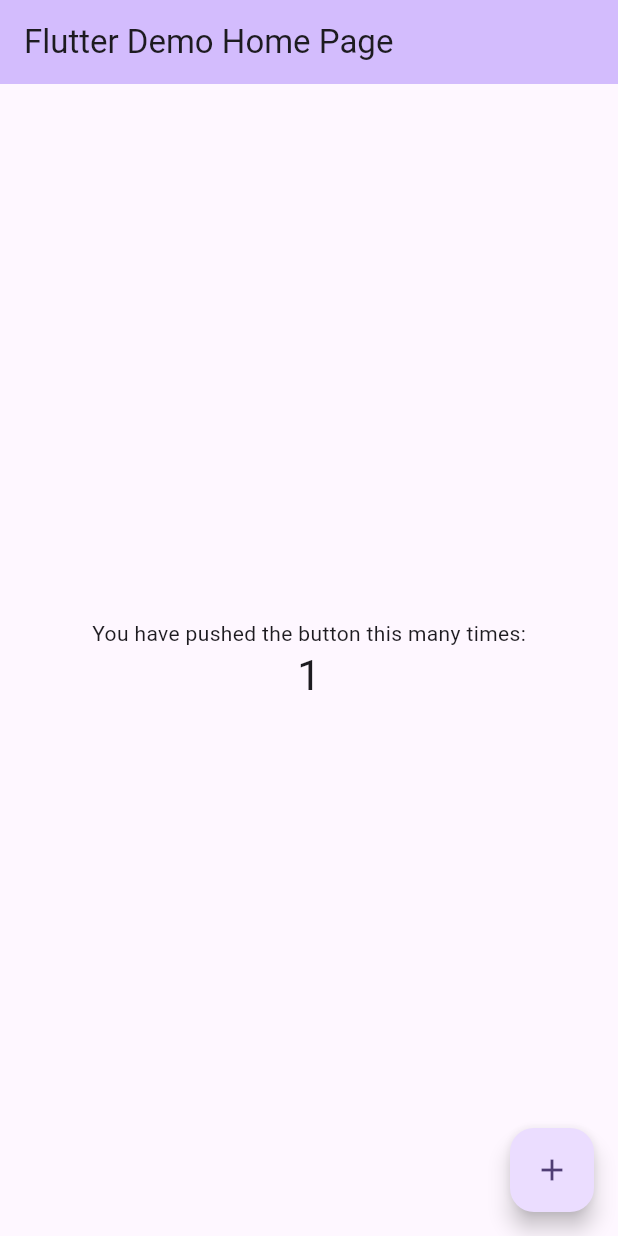
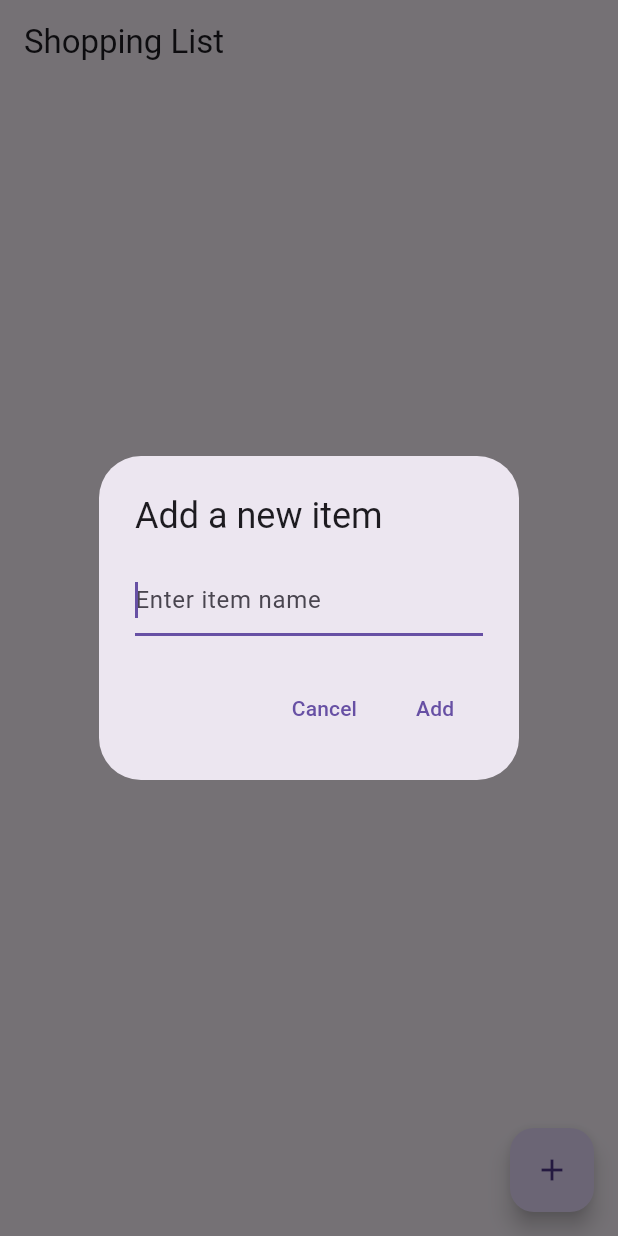
Before and after one commit to RuanBernardino/applista, a Flutter app: the screen it shows after launch, after a tap on the "add" icon, on a phone screen of 412 x 824 dp. Run offline on Flutter 3.47's test engine with Material 3 defaults, Android fonts, the phone set to English and light mode, and no system bars.

Commit message:
Adição de novos botoes

```diff
--- a/flutter_application_1/lib/main.dart
+++ b/flutter_application_1/lib/main.dart
@@ -1,125 +1,129 @@
+import 'dart:convert';
+import 'dart:io';
+
 import 'package:flutter/material.dart';
+import 'package:path_provider/path_provider.dart';
 
 void main() {
-  runApp(const MyApp());
+  runApp(MyApp());
 }
 
 class MyApp extends StatelessWidget {
-  const MyApp({super.key});
+const MyApp({super.key});
 
   // This widget is the root of your application.
   @override
   Widget build(BuildContext context) {
     return MaterialApp(
-      title: 'Flutter Demo',
+      title: 'LISTA',
       theme: ThemeData(
-        // This is the theme of your application.
-        //
-        // TRY THIS: Try running your application with "flutter run". You'll see
-        // the application has a purple toolbar. Then, without quitting the app,
-        // try changing the seedColor in the colorScheme below to Colors.green
-        // and then invoke "hot reload" (save your changes or press the "hot
-        // reload" button in a Flutter-supported IDE, or press "r" if you used
-        // the command line to start the app).
-        //
-        // Notice that the counter didn't reset back to zero; the application
-        // state is not lost during the reload. To reset the state, use hot
-        // restart instead.
-        //
-        // This works for code too, not just values: Most code changes can be
-        // tested with just a hot reload.
-        colorScheme: ColorScheme.fromSeed(seedColor: Colors.deepPurple),
-        useMaterial3: true,
+        primarySwatch: Colors.blue,
       ),
-      home: const MyHomePage(title: 'Flutter Demo Home Page'),
+      home: ShoppingListScreen(),
     );
   }
 }
 
-class MyHomePage extends StatefulWidget {
-  const MyHomePage({super.key, required this.title});
-
-  // This widget is the home page of your application. It is stateful, meaning
-  // that it has a State object (defined below) that contains fields that affect
-  // how it looks.
-
-  // This class is the configuration for the state. It holds the values (in this
-  // case the title) provided by the parent (in this case the App widget) and
-  // used by the build method of the State. Fields in a Widget subclass are
-  // always marked "final".
-
-  final String title;
-
+class ShoppingListScreen extends StatefulWidget {
   @override
-  State<MyHomePage> createState() => _MyHomePageState();
+  _ShoppingListScreenState createState() => _ShoppingListScreenState();
 }
 
-class _MyHomePageState extends State<MyHomePage> {
-  int _counter = 0;
+class _ShoppingListScreenState extends State<ShoppingListScreen> {
+  final List<ShoppingItem> _items = [];
 
-  void _incrementCounter() {
+  Future<void> _addItem(String newItemName) async {
     setState(() {
-      // This call to setState tells the Flutter framework that something has
-      // changed in this State, which causes it to rerun the build method below
-      // so that the display can reflect the updated values. If we changed
-      // _counter without calling setState(), then the build method would not be
-      // called again, and so nothing would appear to happen.
-      _counter++;
+      _items.add(ShoppingItem(itemName: newItemName));
     });
   }
 
   @override
   Widget build(BuildContext context) {
-    // This method is rerun every time setState is called, for instance as done
-    // by the _incrementCounter method above.
-    //
-    // The Flutter framework has been optimized to make rerunning build methods
-    // fast, so that you can just rebuild anything that needs updating rather
-    // than having to individually change instances of widgets.
     return Scaffold(
       appBar: AppBar(
-        // TRY THIS: Try changing the color here to a specific color (to
-        // Colors.amber, perhaps?) and trigger a hot reload to see the AppBar
-        // change color while the other colors stay the same.
-        backgroundColor: Theme.of(context).colorScheme.inversePrimary,
-        // Here we take the value from the MyHomePage object that was created by
-        // the App.build method, and use it to set our appbar title.
-        title: Text(widget.title),
+        title: Text('Shopping List'),
       ),
-      body: Center(
-        // Center is a layout widget. It takes a single child and positions it
-        // in the middle of the parent.
-        child: Column(
-          // Column is also a layout widget. It takes a list of children and
-          // arranges them vertically. By default, it sizes itself to fit its
-          // children horizontally, and tries to be as tall as its parent.
-          //
-          // Column has various properties to control how it sizes itself and
-          // how it positions its children. Here we use mainAxisAlignment to
-          // center the children vertically; the main axis here is the vertical
-          // axis because Columns are vertical (the cross axis would be
-          // horizontal).
-          //
-          // TRY THIS: Invoke "debug painting" (choose the "Toggle Debug Paint"
-          // action in the IDE, or press "p" in the console), to see the
-          // wireframe for each widget.
-          mainAxisAlignment: MainAxisAlignment.center,
-          children: <Widget>[
-            const Text(
-              'You have pushed the button this many times:',
+      body: ListView.builder(
+        itemCount: _items.length,
+        itemBuilder: (context, index) {
+          final item = _items[index];
+          return ListTile(
+            title: Text(item.itemName),
+            trailing: Row(
+              mainAxisSize: MainAxisSize.min,
+              children: [
+                IconButton(
+                  icon: Icon(Icons.remove),
+                  onPressed: () {
+                    setState(() {
+                      item.decrementCount();
+                    });
+                  },
+                ),
+                Text('${item.count}'),
+                IconButton(
+                  icon: Icon(Icons.add),
+                  onPressed: () {
+                    setState(() {
+                      item.incrementCount();
+                    });
+                  },
+                ),
+              ],
             ),
-            Text(
-              '$_counter',
-              style: Theme.of(context).textTheme.headlineMedium,
-            ),
-          ],
-        ),
+          );
+        },
       ),
       floatingActionButton: FloatingActionButton(
-        onPressed: _incrementCounter,
-        tooltip: 'Increment',
-        child: const Icon(Icons.add),
-      ), // This trailing comma makes auto-formatting nicer for build methods.
+        onPressed: () async {
+          String? newItemName = await showDialog<String>(
+            context: context,
+            builder: (context) {
+              return AlertDialog(
+                title: Text('Add a new item'),
+                content: TextField(
+                  autofocus: true,
+                  decoration: InputDecoration(hintText: 'Enter item name'),
+                  onChanged: (value) => newItemName = value,
+                ),
+                actions: [
+                  TextButton(
+                    onPressed: () => Navigator.pop(context),
+                    child: Text('Cancel'),
+                  ),
+                  TextButton(
+                    onPressed: () => Navigator.pop(context, newItemName),
+                    child: Text('Add'),
+                  ),
+                ],
+              );
+            },
+          );
+
+          if (newItemName != null && newItemName.isNotEmpty) {
+            _addItem(newItemName);
+          }
+        },
+        child: Icon(Icons.add),
+      ),
     );
   }
 }
+
+class ShoppingItem {
+  final String itemName;
+  int _count;
+
+  ShoppingItem({required this.itemName, int count = 0}) : _count = count;
+
+  int get count => _count;
+
+  void incrementCount() {
+    _count++;
+  }
+
+  void decrementCount() {
+    if (_count > 0) _count--;
+  }
+}
```
